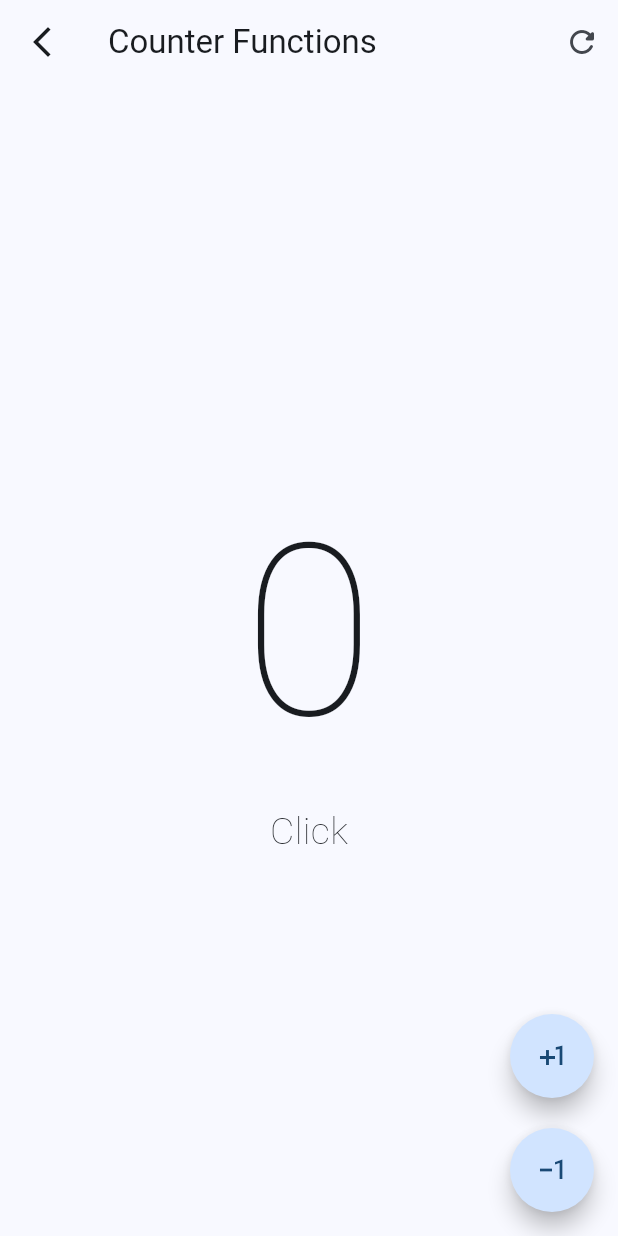
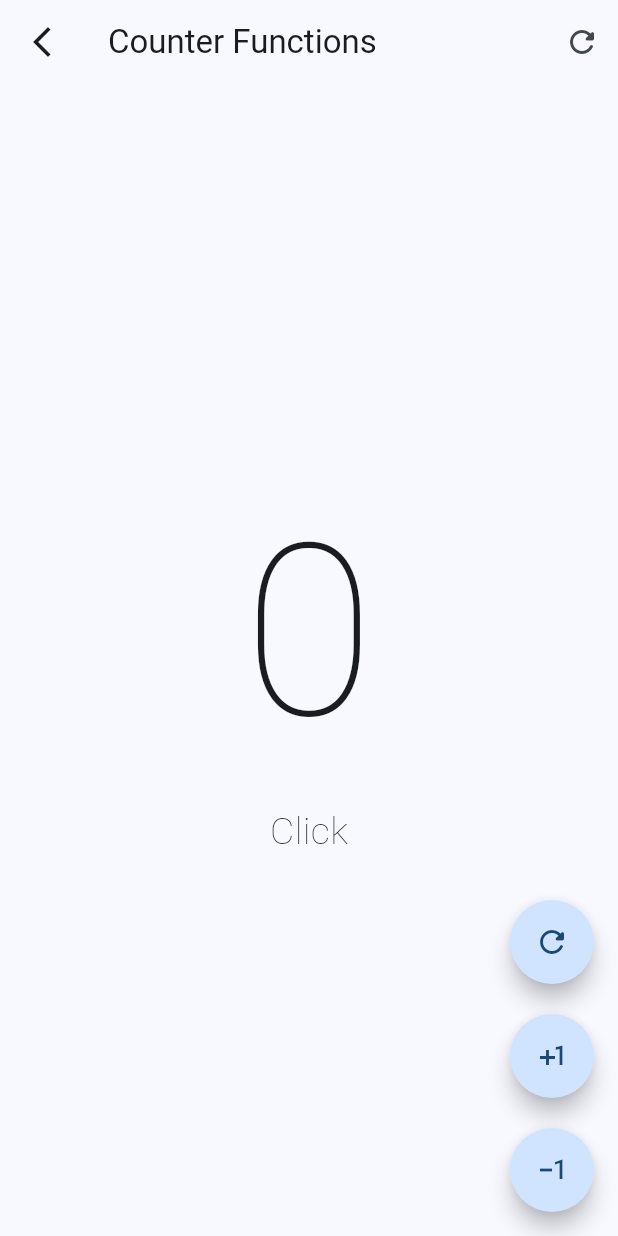
Before and after one commit to FranciscoPS/flutter-basics, a Flutter app: the screen it shows after launch, after a tap on the "plus one" icon, after a tap on the "exposure minus 1" icon, on a phone screen of 412 x 824 dp. Run offline on Flutter 3.47's test engine with Material 2 defaults, Android fonts, the phone set to English and light mode, and no system bars.

Commit message:
Ends of Flutter basics

```diff
--- a/lib/presentation/screens/counter_functions_screen.dart
+++ b/lib/presentation/screens/counter_functions_screen.dart
@@ -51,26 +51,60 @@ class _CounterFunctionsScreenState extends State<CounterFunctionsScreen> {
         floatingActionButton: Column(
           mainAxisAlignment: MainAxisAlignment.end,
           children: [
-            FloatingActionButton(
-              shape: const StadiumBorder(),
+            CustomButton(
+              icon: Icons.refresh_rounded,
               onPressed: () {
                 setState(() {
-                  clickCounter++;
+                  setState(() {
+                    clickCounter = 0;
+                  });
                 });
               },
-              child: const Icon(Icons.plus_one),
             ),
             const SizedBox(height: 20),
-            FloatingActionButton(
-              shape: const StadiumBorder(),
+            CustomButton(
+              icon: Icons.plus_one,
               onPressed: () {
                 setState(() {
-                  clickCounter--;
+                  setState(() {
+                    clickCounter++;
+                  });
                 });
               },
-              child: const Icon(Icons.exposure_minus_1_outlined),
+            ),
+            const SizedBox(height: 20),
+            CustomButton(
+              icon: Icons.exposure_minus_1_outlined,
+              onPressed: () {
+                setState(() {
+                  setState(() {
+                    if (clickCounter <= 0) return;
+                    clickCounter--;
+                  });
+                });
+              },
             ),
           ],
         ));
   }
 }
+
+class CustomButton extends StatelessWidget {
+  final IconData icon;
+  final VoidCallback onPressed;
+
+  const CustomButton({
+    super.key,
+    required this.icon,
+    required this.onPressed,
+  });
+
+  @override
+  Widget build(BuildContext context) {
+    return FloatingActionButton(
+      shape: const StadiumBorder(),
+      onPressed: onPressed,
+      child: Icon(icon),
+    );
+  }
+}
```
